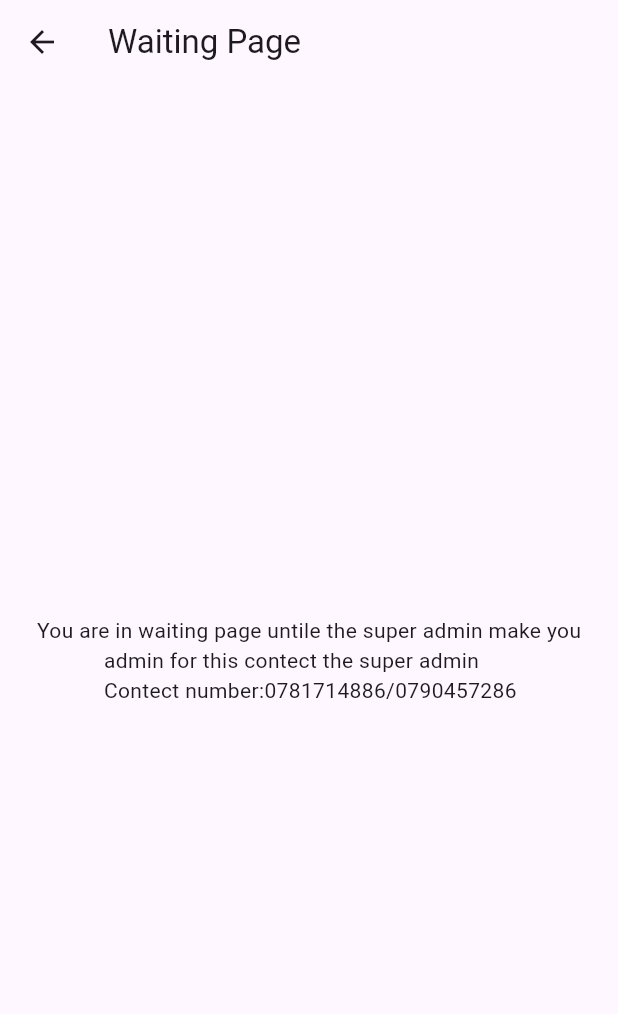
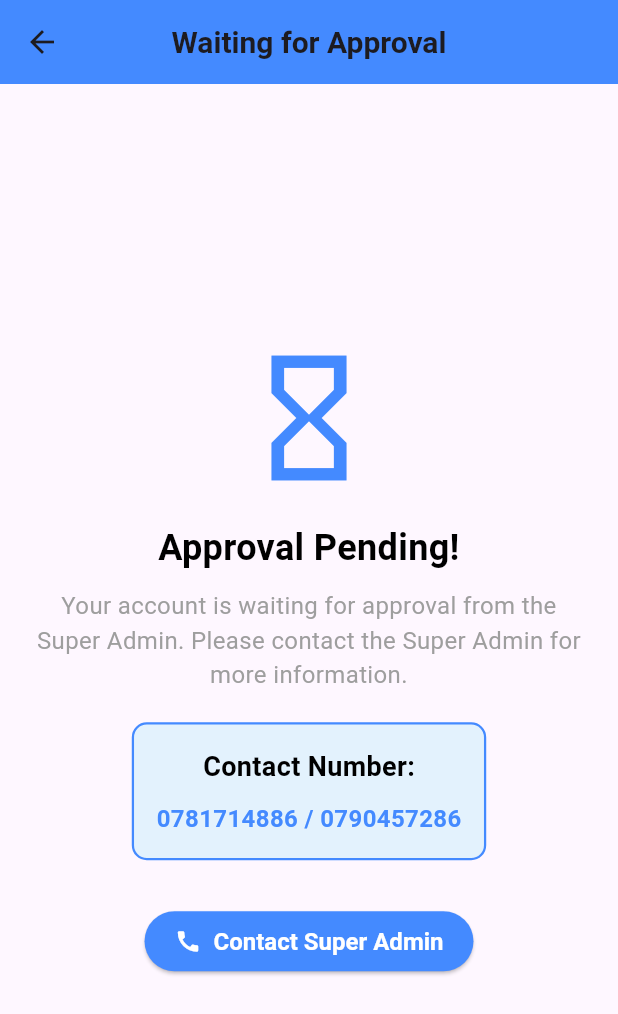
Before and after one commit to Nesarahmad1380/Monograph_Management_System, a Flutter app: the WaitingPage screen opened directly, on a phone screen of 412 x 824 dp. Shown: the top 1014 px of the screen. Run offline on Flutter 3.47's test engine with Material 3 defaults, Android fonts, the phone set to English and light mode, and no system bars; our stand-ins replace flutter_riverpod, google_fonts, shared_preferences; accounts and stored records are empty.

Commit message:
bringing some changes in the wating pages

```diff
--- a/lib/Screens/userScreens/LoginPage.dart
+++ b/lib/Screens/userScreens/LoginPage.dart
@@ -11,6 +11,7 @@ class LoginPage extends StatefulWidget {
 }
 
 class _LoginPageState extends State<LoginPage> {
+  bool _isPasswordVisible = false;
   final TextEditingController _emailController = TextEditingController();
   final TextEditingController _passwordController = TextEditingController();
 
@@ -77,17 +78,33 @@ class _LoginPageState extends State<LoginPage> {
                   keyboardType: TextInputType.emailAddress,
                 ),
                 const SizedBox(height: 15),
+                // Add this variable to toggle password visibility.
+
                 TextField(
                   controller: _passwordController,
                   decoration: InputDecoration(
                     labelText: 'Password',
                     prefixIcon: const Icon(Icons.lock),
+                    suffixIcon: IconButton(
+                      icon: Icon(
+                        _isPasswordVisible
+                            ? Icons.visibility
+                            : Icons.visibility_off,
+                      ),
+                      onPressed: () {
+                        setState(() {
+                          _isPasswordVisible = !_isPasswordVisible;
+                        });
+                      },
+                    ),
                     border: OutlineInputBorder(
                       borderRadius: BorderRadius.circular(10.0),
                     ),
                   ),
-                  obscureText: true,
+                  obscureText:
+                      !_isPasswordVisible, // Toggle password visibility.
                 ),
+
                 const SizedBox(height: 20),
                 ElevatedButton(
                   onPressed: _validateFields,
--- a/lib/Screens/userScreens/RagisterPage.dart
+++ b/lib/Screens/userScreens/RagisterPage.dart
@@ -10,6 +10,7 @@ class RegisterPage extends StatefulWidget {
 }
 
 class _RegisterPageState extends State<RegisterPage> {
+  bool _isPasswordVisible = false;
   final TextEditingController _nameController = TextEditingController();
   final TextEditingController _emailController = TextEditingController();
   final TextEditingController _passwordController = TextEditingController();
@@ -95,11 +96,24 @@ class _RegisterPageState extends State<RegisterPage> {
                   decoration: InputDecoration(
                     labelText: 'Password',
                     prefixIcon: const Icon(Icons.lock),
+                    suffixIcon: IconButton(
+                      icon: Icon(
+                        _isPasswordVisible
+                            ? Icons.visibility
+                            : Icons.visibility_off,
+                      ),
+                      onPressed: () {
+                        setState(() {
+                          _isPasswordVisible = !_isPasswordVisible;
+                        });
+                      },
+                    ),
                     border: OutlineInputBorder(
                       borderRadius: BorderRadius.circular(10.0),
                     ),
                   ),
-                  obscureText: true,
+                  obscureText:
+                      !_isPasswordVisible, // Toggle password visibility.
                 ),
                 const SizedBox(height: 20),
                 ElevatedButton(
--- a/lib/Screens/userScreens/WaitingPage.dart
+++ b/lib/Screens/userScreens/WaitingPage.dart
@@ -12,15 +12,96 @@ class _WaitingPageState extends State<WaitingPage> {
   Widget build(BuildContext context) {
     return Scaffold(
       appBar: AppBar(
-        title: Text('Waiting Page'),
+        title: const Text(
+          'Waiting for Approval',
+          style: TextStyle(
+            fontWeight: FontWeight.bold,
+            fontSize: 20,
+          ),
+        ),
+        centerTitle: true,
+        backgroundColor: Colors.blueAccent,
       ),
-      body: Center(
+      body: Padding(
+        padding: const EdgeInsets.symmetric(horizontal: 20.0),
         child: Column(
           mainAxisAlignment: MainAxisAlignment.center,
+          crossAxisAlignment: CrossAxisAlignment.center,
           children: [
-            Text('''You are in waiting page untile the super admin make you
-            admin for this contect the super admin
-            Contect number:0781714886/0790457286'''),
+            const Icon(
+              Icons.hourglass_empty,
+              size: 100,
+              color: Colors.blueAccent,
+            ),
+            const SizedBox(height: 20),
+            const Text(
+              'Approval Pending!',
+              textAlign: TextAlign.center,
+              style: TextStyle(
+                fontSize: 24,
+                fontWeight: FontWeight.bold,
+                color: Colors.black,
+              ),
+            ),
+            const SizedBox(height: 10),
+            const Text(
+              'Your account is waiting for approval from the Super Admin. Please contact the Super Admin for more information.',
+              textAlign: TextAlign.center,
+              style: TextStyle(
+                fontSize: 16,
+                color: Colors.grey,
+              ),
+            ),
+            const SizedBox(height: 20),
+            Container(
+              padding: const EdgeInsets.all(15.0),
+              decoration: BoxDecoration(
+                color: Colors.blue[50],
+                borderRadius: BorderRadius.circular(10.0),
+                border: Border.all(color: Colors.blueAccent, width: 1.5),
+              ),
+              child: Column(
+                children: const [
+                  Text(
+                    'Contact Number:',
+                    style: TextStyle(
+                      fontSize: 18,
+                      fontWeight: FontWeight.bold,
+                      color: Colors.black,
+                    ),
+                  ),
+                  SizedBox(height: 10),
+                  Text(
+                    '0781714886 / 0790457286',
+                    style: TextStyle(
+                      fontSize: 16,
+                      fontWeight: FontWeight.w600,
+                      color: Colors.blueAccent,
+                    ),
+                  ),
+                ],
+              ),
+            ),
+            const SizedBox(height: 30),
+            ElevatedButton.icon(
+              onPressed: () {
+                // Add any logic here, e.g., navigate to a help page or send a notification
+              },
+              icon: const Icon(Icons.call),
+              label: const Text(
+                'Contact Super Admin',
+                style: TextStyle(
+                  fontSize: 16,
+                ),
+              ),
+              style: ElevatedButton.styleFrom(
+                backgroundColor: Colors.blueAccent,
+                foregroundColor: Colors.white,
+                padding:
+                    const EdgeInsets.symmetric(horizontal: 20, vertical: 10),
+                textStyle: const TextStyle(fontWeight: FontWeight.bold),
+              ),
+            ),
           ],
         ),
       ),
```
